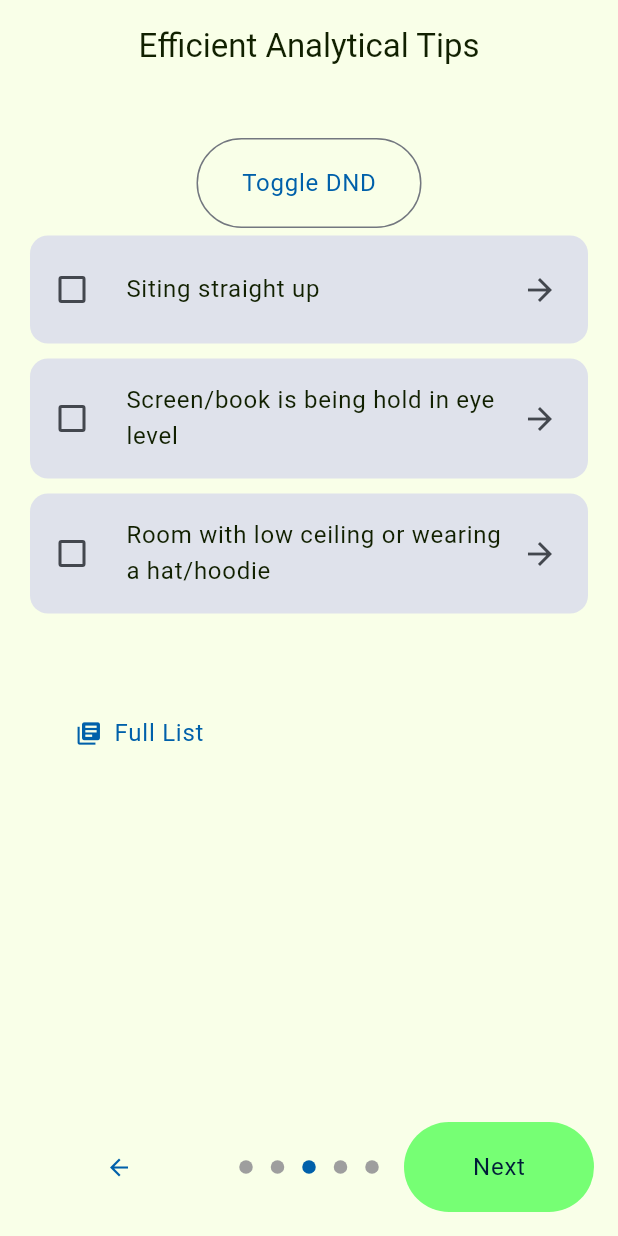
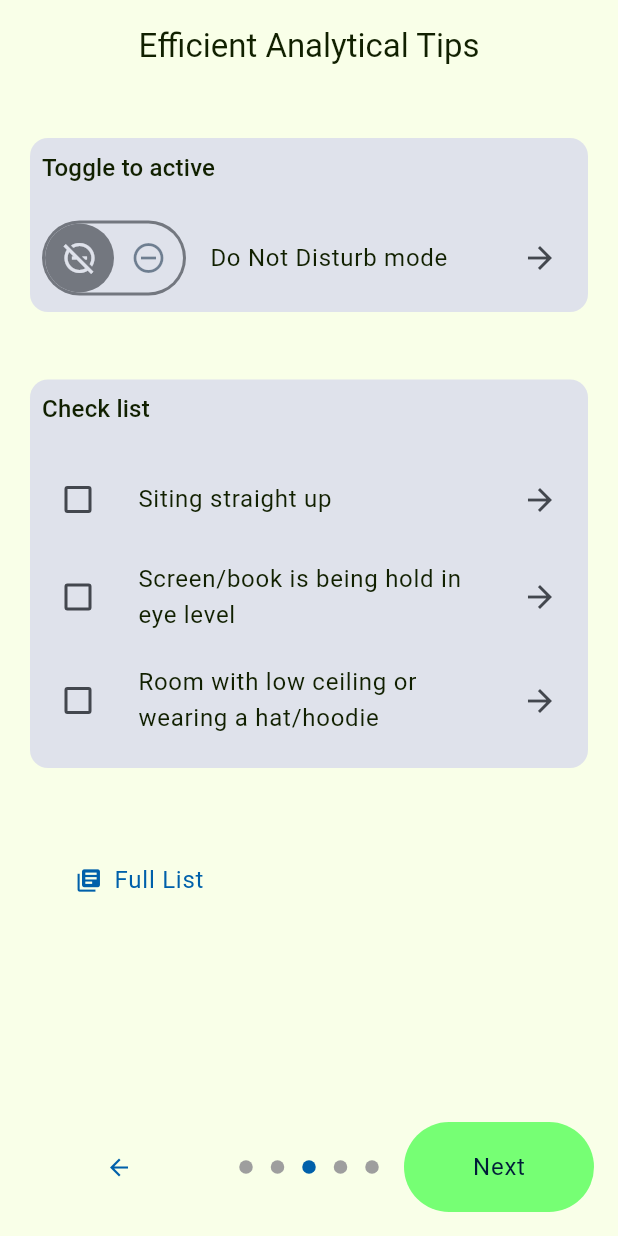
Before and after one commit to guyluz11/infinite_horizons, a Flutter app: the screen it shows after launch, after a tap on "Next", after a tap on "Analytical", on a phone screen of 412 x 824 dp. Run offline on Flutter 3.47's test engine with Material 3 defaults, Android fonts, the phone set to English and light mode, and no system bars; drawn by our look-alikes of animated_toggle_switch, introduction_screen; our stand-ins replace audioplayers, confetti, easy_localization, liquid_progress_indicator_v2, logger, shared_preferences and 2 more; missing offline and left inert: custom_timer, flutter_cached_pdfview, flutter_dnd, flutter_inappwebview, flutter_vibrate; statements that could not run were skipped.

Commit message:
Change dnd to toggle switch #66

```diff
--- a/assets/translations/en-US.json
+++ b/assets/translations/en-US.json
@@ -37,8 +37,7 @@
   "tip_description": "Tip Description",
   "resource" : "Linked Resource",
   "resources": "Resources:",
-  "dnd":"Toggle DND",
-  "dnd_ios":"We recommend turning Do Not Disturb mode to avoid distractions",
+  "dnd":"Do Not Disturb mode",
   "close": "Close",
   "settings" : "Settings",
   "sound" : "Sound",
--- a/lib/domain/dnd_controller.dart
+++ b/lib/domain/dnd_controller.dart
@@ -7,5 +7,6 @@ abstract class DndController {
 
   static DndController get instance => _instance ??= _DndRepository();
 
-  Future<void> toggleDnd();
+  Future<void> enableDnd();
+  Future<bool> isDnd();
 }
--- a/lib/domain/tip.dart
+++ b/lib/domain/tip.dart
@@ -60,6 +60,11 @@ class Tip {
 
 List<Tip> tipsList = [
   /// General tips
+  Tip(
+    'dnd',
+    type: TipType.general,
+    timing: TipTiming.before,
+  ),
   Tip(
     'Siting straight up',
     type: TipType.general,
--- a/lib/presentation/atoms/atoms.dart
+++ b/lib/presentation/atoms/atoms.dart
@@ -8,4 +8,4 @@ export 'package:infinite_horizons/presentation/atoms/progress_indicator_atom.dar
 export 'package:infinite_horizons/presentation/atoms/separator_atom.dart';
 export 'package:infinite_horizons/presentation/atoms/text_atom.dart';
 export 'package:infinite_horizons/presentation/atoms/timer_atom.dart';
-export 'package:infinite_horizons/presentation/atoms/toggle_button_atom.dart';
+export 'package:infinite_horizons/presentation/atoms/toggle_switch_atom.dart';
--- a/lib/presentation/atoms/check_box_atom.dart
+++ b/lib/presentation/atoms/check_box_atom.dart
@@ -1,19 +1,16 @@
 import 'package:flutter/material.dart';
 import 'package:infinite_horizons/domain/vibration_controller.dart';
-import 'package:infinite_horizons/presentation/atoms/atoms.dart';
 
 class CheckBoxAtom extends StatefulWidget {
-  const CheckBoxAtom(
-    this.text, {
+  const CheckBoxAtom({
     required this.callback,
     this.initialValue = false,
-    this.onIconPressed,
+    this.controlByParent = false,
   });
 
-  final String text;
   final bool initialValue;
   final Function(bool) callback;
-  final VoidCallback? onIconPressed;
+  final bool controlByParent;
 
   @override
   State<CheckBoxAtom> createState() => _CheckBoxAtomState();
@@ -39,25 +36,13 @@ class _CheckBoxAtomState extends State<CheckBoxAtom> {
 
   @override
   Widget build(BuildContext context) {
-    return CardAtom(
-      child: Row(
-        children: [
-          Expanded(
-            child: CheckboxListTile(
-              contentPadding: EdgeInsets.zero,
-              title: TextAtom(widget.text),
-              controlAffinity: ListTileControlAffinity.leading,
-              value: isChecked,
-              onChanged: onChange,
-            ),
-          ),
-          if (widget.onIconPressed != null)
-            IconButton(
-              onPressed: widget.onIconPressed,
-              icon: const Icon(Icons.arrow_forward),
-            ),
-        ],
-      ),
+    if (widget.controlByParent) {
+      isChecked = widget.initialValue;
+    }
+
+    return Checkbox(
+      value: isChecked,
+      onChanged: onChange,
     );
   }
 }
--- a/lib/presentation/atoms/list_tile_atom.dart
+++ b/lib/presentation/atoms/list_tile_atom.dart
@@ -10,6 +10,7 @@ class ListTileAtom extends StatelessWidget {
     this.translateTitle = true,
     this.translateSubtitle = true,
     this.onTap,
+    this.enable = true,
   });
 
   final String title;
@@ -19,10 +20,12 @@ class ListTileAtom extends StatelessWidget {
   final bool translateTitle;
   final bool translateSubtitle;
   final VoidCallback? onTap;
+  final bool enable;
 
   @override
   Widget build(BuildContext context) {
     return ListTile(
+      enabled: enable,
       contentPadding: EdgeInsets.zero,
       title: TextAtom(title, translate: translateTitle),
       subtitle: subtitle == null
--- /dev/null
+++ b/lib/presentation/atoms/toggle_switch_atom.dart
@@ -0,0 +1,87 @@
+import 'package:animated_toggle_switch/animated_toggle_switch.dart';
+import 'package:flutter/material.dart';
+
+class ToggleSwitchAtom extends StatefulWidget {
+  const ToggleSwitchAtom({
+    required this.offIcon,
+    required this.onIcon,
+    required this.onChange,
+    required this.initialValue,
+    this.controlByParent = false,
+    this.disable = false,
+  });
+
+  final IconData offIcon;
+  final IconData onIcon;
+  final Function(bool value) onChange;
+  final bool initialValue;
+  final bool controlByParent;
+  final bool disable;
+
+  @override
+  State<ToggleSwitchAtom> createState() => _ToggleSwitchAtomState();
+}
+
+class _ToggleSwitchAtomState extends State<ToggleSwitchAtom> {
+  @override
+  void initState() {
+    super.initState();
+    toggle = widget.initialValue;
+  }
+
+  late bool toggle;
+
+  void onChange(bool value) {
+    setState(() => toggle = value);
+    widget.onChange(value);
+  }
+
+  @override
+  Widget build(BuildContext context) {
+    final ThemeData themeData = Theme.of(context);
+    final ColorScheme colorScheme = themeData.colorScheme;
+
+    if (widget.controlByParent) {
+      toggle = widget.initialValue;
+    }
+
+    return AnimatedToggleSwitch<bool>.rolling(
+      style: ToggleStyle(
+        backgroundColor: toggle
+            ? (widget.disable
+                ? colorScheme.onSurface.withOpacity(0.12)
+                : colorScheme.primary)
+            : (widget.disable
+                ? colorScheme.surfaceContainerHighest.withOpacity(0.12)
+                : colorScheme.surfaceContainerHighest),
+        borderColor: widget.disable
+            ? colorScheme.onSurface
+            : (toggle ? colorScheme.primary : colorScheme.outline),
+        indicatorColor: toggle
+            ? (widget.disable
+                ? colorScheme.surface.withOpacity(1)
+                : colorScheme.onPrimary)
+            : (widget.disable
+                ? colorScheme.onSurface.withOpacity(0.38)
+                : colorScheme.outline),
+      ),
+      current: toggle,
+      values: const [false, true],
+      onChanged: widget.disable ? null : onChange,
+      iconList: [
+        Icon(
+          widget.offIcon,
+          color: widget.disable
+              ? colorScheme.surfaceContainerHighest.withOpacity(0.38)
+              : colorScheme.surfaceContainerHighest,
+        ),
+        Icon(
+          widget.onIcon,
+          color: widget.disable
+              ? colorScheme.onSurface.withOpacity(0.38)
+              : colorScheme.onPrimaryContainer,
+        ),
+      ],
+    );
+  }
+}
--- /dev/null
+++ b/lib/presentation/molecules/check_box_tile_molecule.dart
@@ -0,0 +1,58 @@
+import 'package:flutter/material.dart';
+import 'package:infinite_horizons/domain/vibration_controller.dart';
+import 'package:infinite_horizons/presentation/atoms/atoms.dart';
+
+class CheckBoxTileMolecule extends StatefulWidget {
+  const CheckBoxTileMolecule(
+    this.text, {
+    required this.callback,
+    this.initialValue = false,
+    this.onIconPressed,
+  });
+
+  final String text;
+  final bool initialValue;
+  final Function(bool) callback;
+  final VoidCallback? onIconPressed;
+
+  @override
+  State<CheckBoxTileMolecule> createState() => _CheckBoxTileMolecule();
+}
+
+class _CheckBoxTileMolecule extends State<CheckBoxTileMolecule> {
+  late bool isChecked;
+
+  @override
+  void initState() {
+    super.initState();
+    isChecked = widget.initialValue;
+  }
+
+  void onChange() {
+    setState(() {
+      isChecked = !isChecked;
+    });
+    VibrationController.instance.vibrate(VibrationType.light);
+
+    widget.callback(isChecked);
+  }
+
+  @override
+  Widget build(BuildContext context) {
+    return ListTileAtom(
+      widget.text,
+      trailing: (widget.onIconPressed != null)
+          ? IconButton(
+              onPressed: widget.onIconPressed,
+              icon: const Icon(Icons.arrow_forward),
+            )
+          : const SizedBox(),
+      leading: CheckBoxAtom(
+        callback: (value) => onChange(),
+        initialValue: isChecked,
+        controlByParent: true,
+      ),
+      onTap: onChange,
+    );
+  }
+}
--- a/lib/presentation/molecules/molecules.dart
+++ b/lib/presentation/molecules/molecules.dart
@@ -6,7 +6,7 @@ export 'package:infinite_horizons/presentation/molecules/pdf_viewer_molecule.dar
 export 'package:infinite_horizons/presentation/molecules/progress_indicator_molecule.dart';
 export 'package:infinite_horizons/presentation/molecules/study_type_selection_molecule.dart';
 export 'package:infinite_horizons/presentation/molecules/timer_molecule.dart';
-export 'package:infinite_horizons/presentation/molecules/toggle_button_molecule.dart';
+export 'package:infinite_horizons/presentation/molecules/toggle_switch_tile_molecule.dart';
 export 'package:infinite_horizons/presentation/molecules/top_bar_molecule.dart';
 export 'package:infinite_horizons/presentation/molecules/web_view_molecule.dart';
 export 'package:infinite_horizons/presentation/molecules/youtube_player_molecule.dart';
--- /dev/null
+++ b/lib/presentation/molecules/toggle_switch_tile_molecule.dart
@@ -0,0 +1,68 @@
+import 'package:confetti/confetti.dart';
+import 'package:flutter/cupertino.dart';
+import 'package:flutter/material.dart';
+import 'package:infinite_horizons/presentation/atoms/atoms.dart';
+
+class ToggleSwitchMolecule extends StatefulWidget {
+  const ToggleSwitchMolecule({
+    required this.text,
+    required this.offIcon,
+    required this.onIcon,
+    required this.onChange,
+    required this.initialValue,
+    this.trailing,
+    this.lockOnToggleOn = false,
+    this.confettiController,
+  });
+
+  final String text;
+
+  final IconData offIcon;
+  final IconData onIcon;
+  final Function(bool value) onChange;
+  final bool initialValue;
+  final Widget? trailing;
+  final bool lockOnToggleOn;
+  final ConfettiController? confettiController;
+
+  @override
+  State<ToggleSwitchMolecule> createState() => _ToggleSwitchMoleculeState();
+}
+
+class _ToggleSwitchMoleculeState extends State<ToggleSwitchMolecule> {
+  late bool isToggled;
+
+  @override
+  void initState() {
+    super.initState();
+    isToggled = widget.initialValue;
+  }
+
+  void onChange() {
+    widget.confettiController?.play();
+    setState(() {
+      isToggled = !isToggled;
+    });
+    widget.onChange(isToggled);
+  }
+
+  Widget switchWidget() => ToggleSwitchAtom(
+        offIcon: widget.offIcon,
+        onIcon: widget.onIcon,
+        onChange: (value) => onChange(),
+        initialValue: isToggled,
+        controlByParent: true,
+        disable: widget.lockOnToggleOn && isToggled,
+      );
+
+  @override
+  Widget build(BuildContext context) {
+    return ListTileAtom(
+      onTap: onChange,
+      widget.text,
+      trailing: widget.trailing ?? switchWidget(),
+      leading: widget.trailing != null ? switchWidget() : const SizedBox(),
+      enable: !(widget.lockOnToggleOn && isToggled),
+    );
+  }
+}
--- a/lib/presentation/organisms/intro/tips_organism.dart
+++ b/lib/presentation/organisms/intro/tips_organism.dart
@@ -1,19 +1,56 @@
 import 'dart:io';
 
+import 'package:confetti/confetti.dart';
 import 'package:easy_localization/easy_localization.dart';
 import 'package:flutter/material.dart';
 import 'package:infinite_horizons/domain/dnd_controller.dart';
 import 'package:infinite_horizons/domain/study_type_abstract.dart';
 import 'package:infinite_horizons/domain/tip.dart';
 import 'package:infinite_horizons/presentation/atoms/atoms.dart';
+import 'package:infinite_horizons/presentation/molecules/check_box_tile_molecule.dart';
 import 'package:infinite_horizons/presentation/molecules/molecules.dart';
 import 'package:infinite_horizons/presentation/pages/all_tips_page.dart';
 import 'package:infinite_horizons/presentation/pages/tip_information_page.dart';
 
-class TipsOrganism extends StatelessWidget {
+class TipsOrganism extends StatefulWidget {
   const TipsOrganism(this.studyType);
 
   final String studyType;
+
+  @override
+  State<TipsOrganism> createState() => _TipsOrganismState();
+}
+
+class _TipsOrganismState extends State<TipsOrganism> {
+  late ConfettiController confettiController;
+  bool? isDnd;
+
+  @override
+  void initState() {
+    super.initState();
+    confettiController =
+        ConfettiController(duration: const Duration(seconds: 2));
+    checkIsDnd();
+  }
+
+  Future checkIsDnd() async {
+    final bool isDndTemp;
+    if (Platform.isAndroid) {
+      isDndTemp = await DndController.instance.isDnd();
+    } else {
+      isDndTemp = false;
+    }
+
+    setState(() {
+      isDnd = isDndTemp;
+    });
+  }
+
+  @override
+  void dispose() {
+    confettiController.dispose();
+    super.dispose();
+  }
 
   void onCheckBox(int id, bool value) =>
       StudyTypeAbstract.instance!.setTipValue(id, value);
@@ -24,48 +61,110 @@ class TipsOrganism extends StatelessWidget {
         .getTips()
         .where(
           (element) =>
-              element.timing == TipTiming.before &&
+              (element.timing == TipTiming.before &&
                   (element.type == TipType.general ||
-                  element.type == StudyTypeAbstract.instance!.studyType),
+                      element.type == StudyTypeAbstract.instance!.studyType)) &&
+              // Because we can toggle dnd only on android
+              !(element.text == 'dnd' && Platform.isAndroid),
         )
         .toList();
 
+    final Tip dndTip = StudyTypeAbstract.instance!
+        .getTips()
+        .firstWhere((element) => element.text == 'dnd');
+
     return PageEnclosureMolecule(
       scaffold: false,
-      title: 'efficient_tips'.tr(args: [studyType.tr()]),
+      title: 'efficient_tips'.tr(args: [widget.studyType.tr()]),
       topBarTranslate: false,
+      child: isDnd == null
+          ? const Center(child: CircularProgressIndicator())
+          : SingleChildScrollView(
               child: Column(
                 crossAxisAlignment: CrossAxisAlignment.start,
                 children: [
-          Center(
-            child: Platform.isAndroid
-                ? ButtonAtom(
-                    variant: ButtonVariant.mediumEmphasisOutlined,
-                    onPressed: DndController.instance.toggleDnd,
-                    text: 'dnd',
-                  )
-                : const TextAtom('dnd_ios'),
+                  if (Platform.isAndroid)
+                    Column(
+                      children: [
+                        Stack(
+                          children: [
+                            Align(
+                              child: CardAtom(
+                                child: Column(
+                                  crossAxisAlignment: CrossAxisAlignment.start,
+                                  children: [
+                                    const TextAtom(
+                                      'Toggle to active',
+                                      variant: TextVariant.smallTitle,
                                     ),
+                                    const SeparatorAtom(),
+                                    ToggleSwitchMolecule(
+                                      text: dndTip.text,
+                                      offIcon:
+                                          Icons.do_not_disturb_off_outlined,
+                                      onIcon: Icons.do_not_disturb_on_outlined,
+                                      onChange: (value) =>
+                                          DndController.instance.enableDnd(),
+                                      initialValue: isDnd!,
+                                      trailing: IconButton(
+                                        onPressed: () =>
+                                            Navigator.of(context).push(
+                                          MaterialPageRoute(
+                                            builder: (context) =>
+                                                TipInformationPage(dndTip),
+                                          ),
+                                        ),
+                                        icon: const Icon(Icons.arrow_forward),
+                                      ),
+                                      lockOnToggleOn: true,
+                                      confettiController: confettiController,
+                                    ),
+                                  ],
+                                ),
+                              ),
+                            ),
+                            Align(
+                              child: ConfettiAtom(confettiController),
+                            ),
+                          ],
+                        ),
+                        const SeparatorAtom(variant: SeparatorVariant.farApart),
+                      ],
+                    ),
+                  CardAtom(
+                    child: Column(
+                      crossAxisAlignment: CrossAxisAlignment.start,
+                      children: [
+                        const TextAtom(
+                          'Check list',
+                          variant: TextVariant.smallTitle,
+                        ),
+                        const SeparatorAtom(),
                         ListView.builder(
+                          padding: EdgeInsets.zero,
                           shrinkWrap: true,
                           itemBuilder: (BuildContext context, int index) {
                             final Tip tip = beforeStudyTips[index];
 
                             return Container(
-                margin: const EdgeInsets.symmetric(vertical: 5),
-                child: CheckBoxAtom(
+                              margin: const EdgeInsets.only(bottom: 5),
+                              child: CheckBoxTileMolecule(
                                 tip.text,
                                 callback: (value) => onCheckBox(tip.id, value),
                                 initialValue: tip.selected,
                                 onIconPressed: () => Navigator.of(context).push(
                                   MaterialPageRoute(
-                      builder: (context) => TipInformationPage(tip),
+                                    builder: (context) =>
+                                        TipInformationPage(tip),
                                   ),
                                 ),
                               ),
                             );
                           },
                           itemCount: beforeStudyTips.length,
+                        ),
+                      ],
+                    ),
                   ),
                   const SeparatorAtom(variant: SeparatorVariant.farApart),
                   ButtonAtom(
@@ -78,6 +177,7 @@ class TipsOrganism extends StatelessWidget {
                   ),
                 ],
               ),
+            ),
     );
   }
 }
--- a/lib/presentation/organisms/timer_organism.dart
+++ b/lib/presentation/organisms/timer_organism.dart
@@ -99,7 +99,7 @@ class _TimerOrganismState extends State<TimerOrganism>
         ),
         const SeparatorAtom(),
         CardAtom(
-          child: ToggleButtonMolecule(
+          child: ToggleSwitchMolecule(
             text: 'sound',
             offIcon: Icons.music_off_rounded,
             onIcon: Icons.music_note_rounded,
@@ -112,7 +112,7 @@ class _TimerOrganismState extends State<TimerOrganism>
         ),
         const SeparatorAtom(),
         CardAtom(
-          child: ToggleButtonMolecule(
+          child: ToggleSwitchMolecule(
             text: 'screen_lock',
             offIcon: Icons.lock_clock,
             onIcon: Icons.lock_open,
--- a/lib/presentation/pages/tip_information_page.dart
+++ b/lib/presentation/pages/tip_information_page.dart
@@ -14,6 +14,7 @@ class TipInformationPage extends StatelessWidget {
   Widget build(BuildContext context) {
     return PageEnclosureMolecule(
       title: 'tip_description',
+      topBarType: TopBarType.back,
       child: Column(
         children: [
           Expanded(
--- a/lib/presentation/pages/tip_resources_page.dart
+++ b/lib/presentation/pages/tip_resources_page.dart
@@ -22,7 +22,6 @@ class TipResourcePage extends StatelessWidget {
       );
     } else if (url.contains("youtube") || url.contains("youtu.be")) {
       return YoutubePlayerPage(
-        title: 'resource',
         url: url,
       );
     }
```
Also changed, not shown: lib/infrastructure/dnd_repository.dart (+7 -6 lines), lib/presentation/atoms/toggle_button_atom.dart (deleted, +0 -54 lines), lib/presentation/molecules/toggle_button_molecule.dart (deleted, +0 -36 lines), lib/presentation/pages/youtube_player_page.dart (+6 -14 lines). Lines whose indentation alone changed are shown as unchanged.
